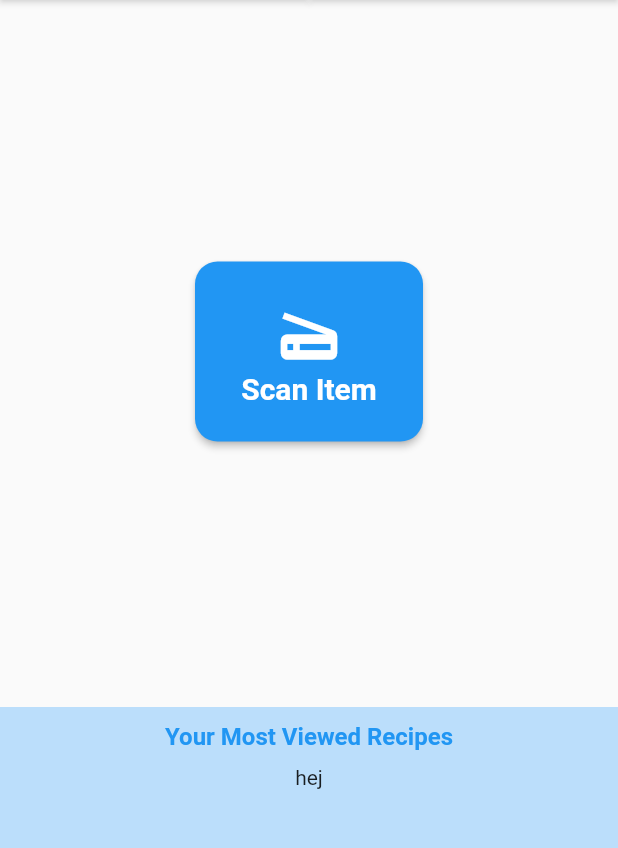
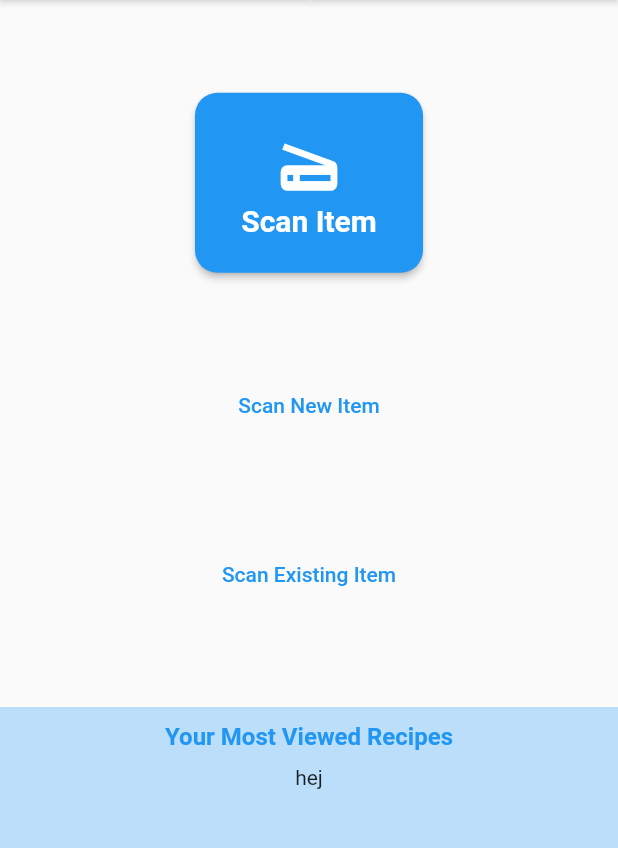
Before and after one commit to TheUnrealDev/Fridgeroney-Virtual-Fridge, a Flutter app: the HomePage screen opened directly, on a phone screen of 412 x 824 dp, the part 154-1002 px from its top. Run offline on Flutter 3.47's test engine with Material 2 defaults, Android fonts, the light colour scheme and no system bars; our stand-ins replace camera, firebase_auth, firebase_core, firebase_database; missing offline and left inert: flutter_barcode_scanner; accounts and stored records are empty.

Commit message:
Improved new item scan dialog

```diff
--- a/lib/data_classes/ingredient.dart
+++ b/lib/data_classes/ingredient.dart
@@ -3,14 +3,15 @@ import 'package:flutter/material.dart';
 
 class Ingredient {
   final String barCode;
-  final String name;
-  final int amount;
+  String name;
+  int amount;
+  String ingredientType;
 
-  Ingredient({
-    required this.barCode,
-    required this.name,
-    required this.amount,
-  }) {
+  Ingredient(
+      {required this.barCode,
+      this.amount = 0,
+      this.name = 'Default',
+      this.ingredientType = 'Unknown'}) {
     debugPrint("eh");
   }
 
@@ -33,6 +34,7 @@ class Ingredient {
       barCode: data.key ?? '',
       name: mapData['name'] ?? '',
       amount: mapData['amount'] ?? 0,
+      ingredientType: mapData['ingredientType'] ?? '',
     );
   }
 }
--- a/lib/models/ingredient_model.dart
+++ b/lib/models/ingredient_model.dart
@@ -20,12 +20,12 @@ class IngredientModel extends ChangeNotifier {
     );
   }
 
-  bool isInIngredientList(String barCode) {
+  Ingredient? getScannedIngredientFromBarCode(String barCode) {
     for (Ingredient ingredient in ingredients) {
       if (ingredient.barCode == barCode) {
-        return true;
+        return ingredient;
       }
     }
-    return false;
+    return null;
   }
 }
--- /dev/null
+++ b/lib/models/scanned_ingredient_model.dart
@@ -0,0 +1,16 @@
+import 'package:flutter/material.dart';
+
+import '../data_classes/ingredient.dart';
+
+class ScannedIngredientModel extends ChangeNotifier {
+  Ingredient? scannedIngredient;
+  bool isNewItem = false;
+
+  ScannedIngredientModel();
+
+  void changeScannedIngredient(Ingredient? newIngredient, bool isNewItem) {
+    this.isNewItem = isNewItem;
+    scannedIngredient = newIngredient;
+    notifyListeners();
+  }
+}
--- a/lib/pages/home_page.dart
+++ b/lib/pages/home_page.dart
@@ -1,7 +1,11 @@
 import 'package:flutter/material.dart';
+import 'package:fridgeroney/data_classes/ingredient.dart';
+import 'package:fridgeroney/models/scanned_ingredient_model.dart';
 import 'package:fridgeroney/widgets/common_recipes_list.dart';
+import 'package:fridgeroney/widgets/scanned_item_dialog/item_scan_dialog.dart';
 import 'package:fridgeroney/widgets/open_scan_page_button.dart';
 import 'package:fridgeroney/widgets/page_select_button.dart';
+import 'package:provider/provider.dart';
 
 class HomePage extends StatefulWidget {
   const HomePage({super.key});
@@ -11,18 +15,39 @@ class HomePage extends StatefulWidget {
 }
 
 class _HomePageState extends State<HomePage> {
+  void showScannedItemDialog(context, scannedIngredientModel) {
+    showDialog(
+      barrierDismissible: false,
+      context: context,
+      builder: (context) => WillPopScope(
+        onWillPop: () async => Future.value(false),
+        child: ItemScanDialog(scannedIngredientModel: scannedIngredientModel),
+      ),
+    );
+  }
+
   @override
   Widget build(BuildContext context) {
-    debugPrint("home page rebuilt");
     return Scaffold(
       appBar: AppBar(
         backgroundColor: Theme.of(context).primaryColorDark,
         toolbarHeight: 0,
       ),
-      body: const Column(
+      body: ChangeNotifierProvider<ScannedIngredientModel>(
+        create: (context) => ScannedIngredientModel(),
+        child: Consumer<ScannedIngredientModel>(
+          builder: (context, value, child) {
+            if (value.scannedIngredient != null) {
+              debugPrint("ITEM SCANNED");
+              Future.delayed(
+                Duration.zero,
+                () => showScannedItemDialog(context, value),
+              );
+            }
+            return Column(
               mainAxisAlignment: MainAxisAlignment.spaceBetween,
               children: [
-          Row(
+                const Row(
                   children: [
                     PageSelectButton(
                       buttonTitle: 'My Fridge',
@@ -37,9 +62,28 @@ class _HomePageState extends State<HomePage> {
                     ),
                   ],
                 ),
-          OpenScanButton(),
-          CommonRecipesList(),
+                const OpenScanButton(),
+                TextButton(
+                  child: const Text("Scan New Item"),
+                  onPressed: () {
+                    Provider.of<ScannedIngredientModel>(context, listen: false)
+                        .changeScannedIngredient(
+                            Ingredient(barCode: "barcode0x2292"), true);
+                  },
+                ),
+                TextButton(
+                  child: const Text("Scan Existing Item"),
+                  onPressed: () {
+                    Provider.of<ScannedIngredientModel>(context, listen: false)
+                        .changeScannedIngredient(
+                            Ingredient(barCode: "barcode0x2292"), false);
+                  },
+                ),
+                const CommonRecipesList(),
               ],
+            );
+          },
+        ),
       ),
     );
   }
```
Also changed, not shown: lib/main.dart (+0 -14 lines), lib/widgets/open_scan_page_button.dart (+35 -9 lines), lib/widgets/scanned_item_dialog/item_scan_dialog.dart (added, +35 -0 lines), lib/widgets/scanned_item_dialog/known_item_scan_dialog.dart (added, +29 -0 lines), lib/widgets/scanned_item_dialog/new_item_scan_dialog.dart (added, +103 -0 lines). Lines whose indentation alone changed are shown as unchanged.
